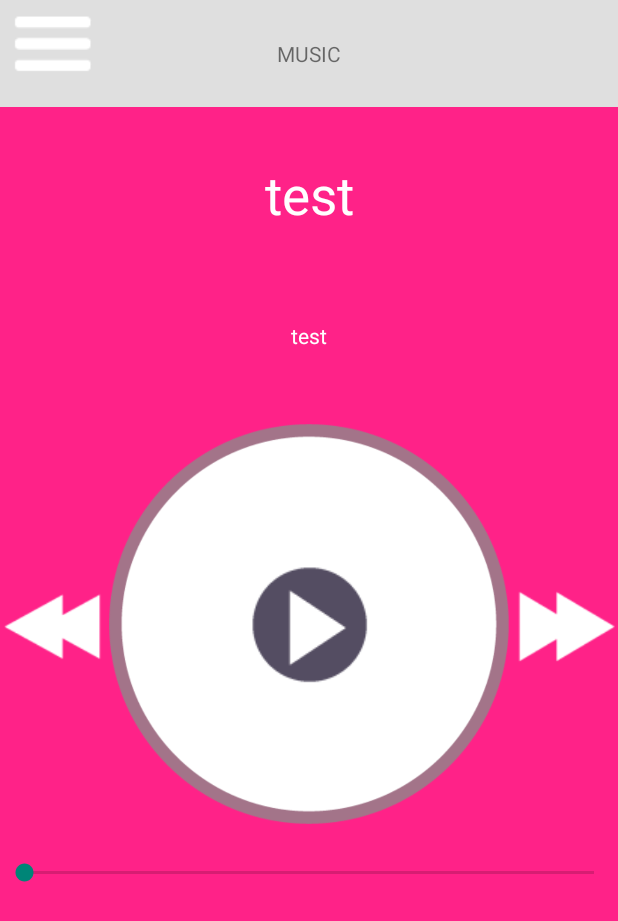
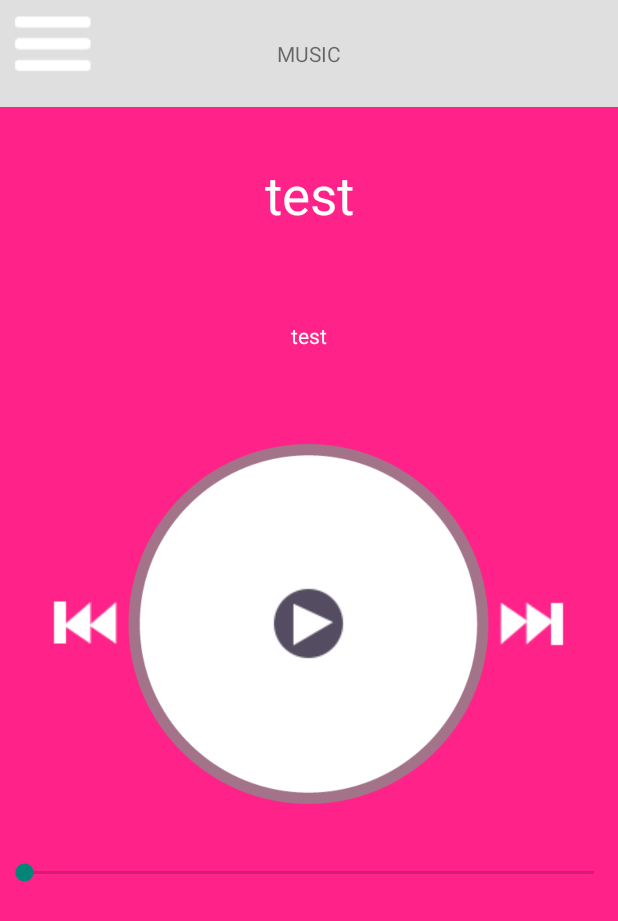
Before and after one commit to kukania/MP3-ALARM, an Android app: the playActivity screen opened directly, with no data from a screen before it, on a phone screen of 412 x 824 dp. Shown: the top 921 px of the screen. Run offline under Robolectric (Android 15) with nearby library versions, the phone set to English and light mode, and no system bars; 10 statements that could not run were skipped.

```diff
--- a/RealApp/app/src/main/res/layout/activity_play.xml
+++ b/RealApp/app/src/main/res/layout/activity_play.xml
@@ -84,7 +84,7 @@
                     android:layout_alignParentRight="true"
                     android:layout_width="wrap_content"
                     android:layout_height="wrap_content"
-                    android:src="@drawable/left_btn"
+                    android:src="@drawable/prev"
                     android:clickable="true"
                     android:onClick="onClick"
                     />
@@ -93,7 +93,7 @@
                 android:id="@+id/centerLayoyt"
                 android:layout_width="0dp"
                 android:layout_height="match_parent"
-                android:layout_weight="4">
+                android:layout_weight="3">
                 <ImageView
                     android:layout_width="wrap_content"
                     android:src="@drawable/music_play"
@@ -104,7 +104,7 @@
                     android:layout_centerVertical="true"
                     android:layout_width="wrap_content"
                     android:layout_height="wrap_content"
-                    android:src="@drawable/play_btn"
+                    android:src="@drawable/start"
                     android:clickable="true"
                     android:onClick="onClick"
                     />
@@ -119,7 +119,7 @@
                     android:layout_alignParentLeft="true"
                     android:layout_width="wrap_content"
                     android:layout_height="wrap_content"
-                    android:src="@drawable/right_btn"
+                    android:src="@drawable/next"
                     android:clickable="true"
                     android:onClick="onClick"
                     />
```
Also changed, not shown: RealApp/app/src/main/java/com/example/angks/realapp/playActivity.java (+22 -11 lines), RealApp/app/src/main/res/drawable/left_btn.png (deleted), RealApp/app/src/main/res/drawable/next.png (added), RealApp/app/src/main/res/drawable/pause.png (added), RealApp/app/src/main/res/drawable/play_btn.png (deleted), RealApp/app/src/main/res/drawable/prev.png (added), RealApp/app/src/main/res/drawable/right_btn.png (deleted), RealApp/app/src/main/res/drawable/start.png (added).
